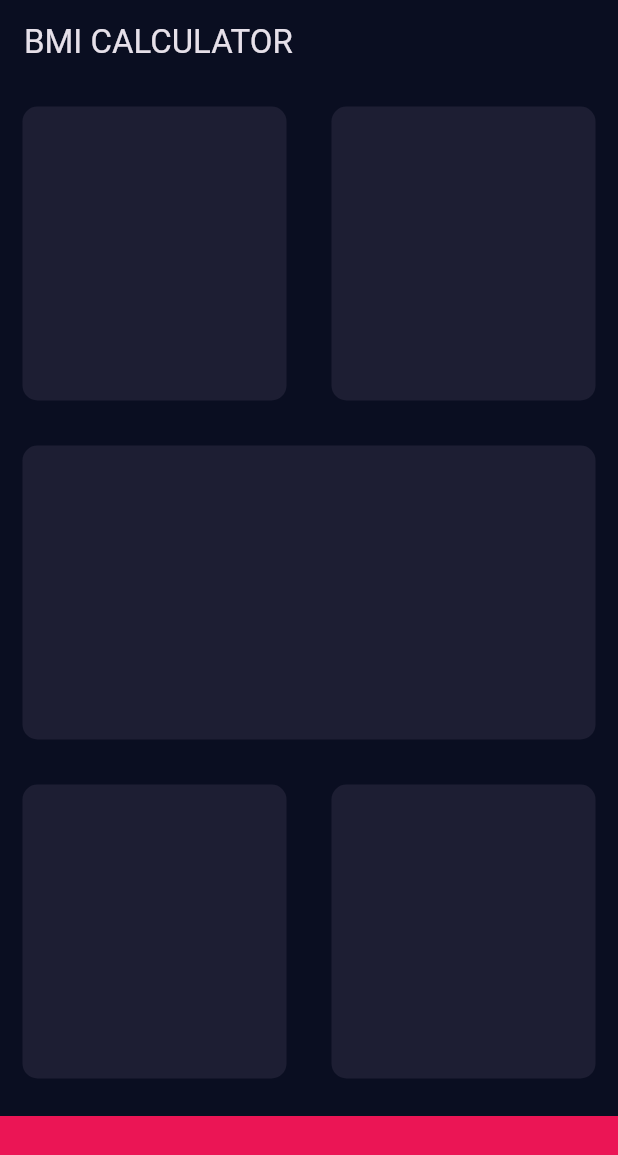
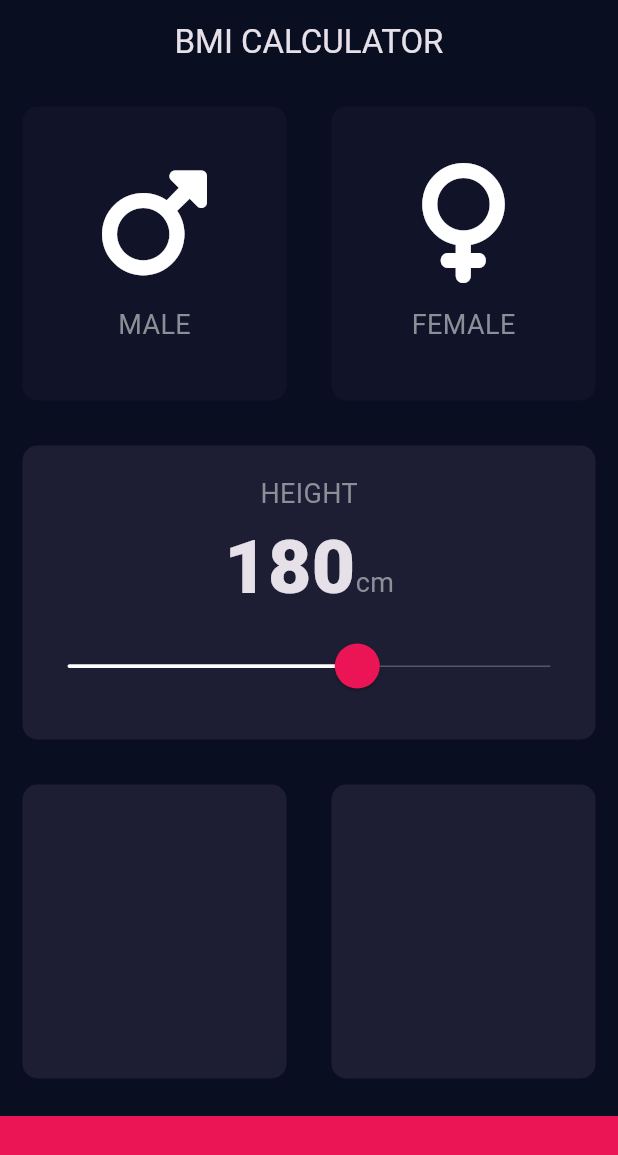
Before and after one commit to iDev-20/bmi_calculator, a Flutter app: the screen it shows after launch, on a phone screen of 412 x 824 dp. Shown: the top 1155 px of the screen. Run offline on Flutter 3.47's test engine with Material 3 defaults, Android fonts, the phone set to English and light mode, and no system bars; our stand-ins replace font_awesome_flutter.

```diff
--- /dev/null
+++ b/lib/components/constants.dart
@@ -0,0 +1,19 @@
+import 'package:flutter/material.dart';
+
+const kBottomContainerHeight = 80.0;
+const kBottomContainerColor = Color(0xFFEB1555);
+const kActiveCardColor = Color(0xFF1D1E33);
+const kInActiveCardColor = Color(0xFF111328);
+const kActiveSliderColor = Colors.white;
+const kInacticeSliderColor = Color(0xFF8D8E98);
+const kSliderOverlayColor = Color(0x29EB1555);
+
+const kLabelTextStyle = TextStyle(
+  color: Color(0xFF8D8E98),
+  fontSize: 18,
+);
+
+const kHeightTextStyle = TextStyle(
+  fontSize: 50,
+  fontWeight: FontWeight.w900,
+);
--- a/lib/components/reusable_card.dart
+++ /dev/null
@@ -1,24 +0,0 @@
-import 'package:flutter/material.dart';
-
-const activeCardColor = Color(0xFF1D1E33);
-
-class ReusableCard extends StatelessWidget {
-  const ReusableCard({super.key, this.cardChild});
-
-  final Widget? cardChild;
-
-  @override
-  Widget build(BuildContext context) {
-    return Expanded(
-      child: Container(
-        width: double.infinity,
-        margin: const EdgeInsets.all(15),
-        decoration: BoxDecoration(
-          color: activeCardColor,
-          borderRadius: BorderRadius.circular(10),
-        ),
-        child: cardChild,
-      ),
-    );
-  }
-}
--- a/lib/pages/input_page.dart
+++ b/lib/pages/input_page.dart
@@ -1,8 +1,10 @@
-import 'package:bmi_calculator/components/reusable_card.dart';
+import 'package:bmi_calculator/components/constants.dart';
+import 'package:bmi_calculator/widgets/icon_content.dart';
+import 'package:bmi_calculator/widgets/reusable_card.dart';
 import 'package:flutter/material.dart';
+import 'package:font_awesome_flutter/font_awesome_flutter.dart';
 
-const bottomContainerHeight = 80.0;
-const bottomContainerColor = Color(0xFFEB1555);
+enum Gender { male, female }
 
 class InputPage extends StatefulWidget {
   const InputPage({super.key});
@@ -12,45 +14,137 @@ class InputPage extends StatefulWidget {
 }
 
 class InputPageState extends State<InputPage> {
-  final ThemeData themeData = ThemeData();
+  Gender? selectedGender;
+
+  int height = 180;
+
+  //Long method
+  // Color maleCardColor = inActiveCardColor;
+  // Color femaleCardColor = inActiveCardColor;
+
+  // void updateColor(Gender selectedGender) {
+  //   //male card pressed
+  //   if (selectedGender == Gender.male) {
+  //     if (maleCardColor == inActiveCardColor) {
+  //       maleCardColor = activeCardColor;
+  //       femaleCardColor = inActiveCardColor;
+  //     } else {
+  //       maleCardColor = inActiveCardColor;
+  //     }
+  //   }
+  //   //female card pressed
+  //   if (selectedGender == Gender.female) {
+  //     if (femaleCardColor == inActiveCardColor) {
+  //       femaleCardColor = activeCardColor;
+  //       maleCardColor = inActiveCardColor;
+  //     } else {
+  //       femaleCardColor = inActiveCardColor;
+  //     }
+  //   }
+  // }
+
   @override
   Widget build(BuildContext context) {
     return Scaffold(
       appBar: AppBar(
+        centerTitle: true,
         title: const Text('BMI CALCULATOR'),
       ),
       body: Column(
         children: [
+          Expanded(
+            child: Row(
+              mainAxisAlignment: MainAxisAlignment.spaceBetween,
+              children: [
+                ReusableCard(
+                  color: selectedGender == Gender.male
+                      ? kActiveCardColor
+                      : kInActiveCardColor,
+                  cardChild: const IocnContent(
+                    icon: FontAwesomeIcons.mars,
+                    label: 'MALE',
+                  ),
+                  onTap: () {
+                    setState(() {
+                      selectedGender = Gender.male;
+                    });
+                  },
+                ),
+                ReusableCard(
+                  color: selectedGender == Gender.female
+                      ? kActiveCardColor
+                      : kInActiveCardColor,
+                  cardChild: const IocnContent(
+                    icon: FontAwesomeIcons.venus,
+                    label: 'FEMALE',
+                  ),
+                  onTap: () {
+                    setState(() {
+                      selectedGender = Gender.female;
+                    });
+                  },
+                ),
+              ],
+            ),
+          ),
+          ReusableCard(
+            color: kActiveCardColor,
+            cardChild: Column(
+              mainAxisAlignment: MainAxisAlignment.center,
+              children: [
+                const Text('HEIGHT', style: kLabelTextStyle),
+                Row(
+                  mainAxisAlignment: MainAxisAlignment.center,
+                  crossAxisAlignment: CrossAxisAlignment.baseline,
+                  textBaseline: TextBaseline.alphabetic,
+                  children: [
+                    Text(height.toString(), style: kHeightTextStyle),
+                    const Text('cm', style: kLabelTextStyle),
+                  ],
+                ),
+                SliderTheme(
+                  data: SliderTheme.of(context).copyWith(
+                      activeTrackColor: kActiveSliderColor,
+                      inactiveTrackColor: kInacticeSliderColor,
+                      thumbColor: kBottomContainerColor,
+                      overlayColor: kSliderOverlayColor,
+                      thumbShape:
+                          const RoundSliderThumbShape(enabledThumbRadius: 15.0),
+                      overlayShape:
+                          const RoundSliderOverlayShape(overlayRadius: 30.0),
+                      trackHeight: 0.5),
+                  child: Slider(
+                    value: height.toDouble(),
+                    onChanged: (double newValue) {
+                      setState(() {
+                        height = newValue.round();
+                      });
+                    },
+                    min: 120.0,
+                    max: 220.0,
+                  ),
+                ),
+              ],
+            ),
+          ),
           const Expanded(
             child: Row(
               mainAxisAlignment: MainAxisAlignment.spaceBetween,
               children: [
                 ReusableCard(
-                  cardChild: Column(
-                    children: [
-
-                    ],
-                  ),
+                  color: kActiveCardColor,
                 ),
-                ReusableCard(),
-              ],
-            ),
-          ),
-          const ReusableCard(),
-          const Expanded(
-            child: Row(
-              mainAxisAlignment: MainAxisAlignment.spaceBetween,
-              children: [
-                ReusableCard(),
-                ReusableCard(),
+                ReusableCard(
+                  color: kActiveCardColor,
+                ),
               ],
             ),
           ),
           Container(
-            height: bottomContainerHeight,
+            height: kBottomContainerHeight,
             width: double.infinity,
             margin: const EdgeInsets.only(top: 10),
-            color: bottomContainerColor,
+            color: kBottomContainerColor,
           ),
         ],
       ),
--- /dev/null
+++ b/lib/widgets/icon_content.dart
@@ -0,0 +1,24 @@
+import 'package:bmi_calculator/components/constants.dart';
+import 'package:flutter/material.dart';
+
+class IocnContent extends StatelessWidget {
+  const IocnContent({super.key, required this.icon, required this.label});
+
+  final IconData icon;
+  final String label;
+
+  @override
+  Widget build(BuildContext context) {
+    return Column(
+      mainAxisAlignment: MainAxisAlignment.center,
+      children: [
+        Icon(
+          icon,
+          size: 80,
+        ),
+        const SizedBox(height: 15),
+        Text(label, style: kLabelTextStyle),
+      ],
+    );
+  }
+}
--- /dev/null
+++ b/lib/widgets/reusable_card.dart
@@ -0,0 +1,28 @@
+import 'package:flutter/material.dart';
+
+class ReusableCard extends StatelessWidget {
+  const ReusableCard(
+      {super.key, required this.color, this.cardChild, this.onTap});
+
+  final Color color;
+  final Widget? cardChild;
+  final VoidCallback? onTap;
+
+  @override
+  Widget build(BuildContext context) {
+    return Expanded(
+      child: GestureDetector(
+        onTap: onTap,
+        child: Container(
+          width: double.infinity,
+          margin: const EdgeInsets.all(15),
+          decoration: BoxDecoration(
+            color: color,
+            borderRadius: BorderRadius.circular(10),
+          ),
+          child: cardChild,
+        ),
+      ),
+    );
+  }
+}
```
